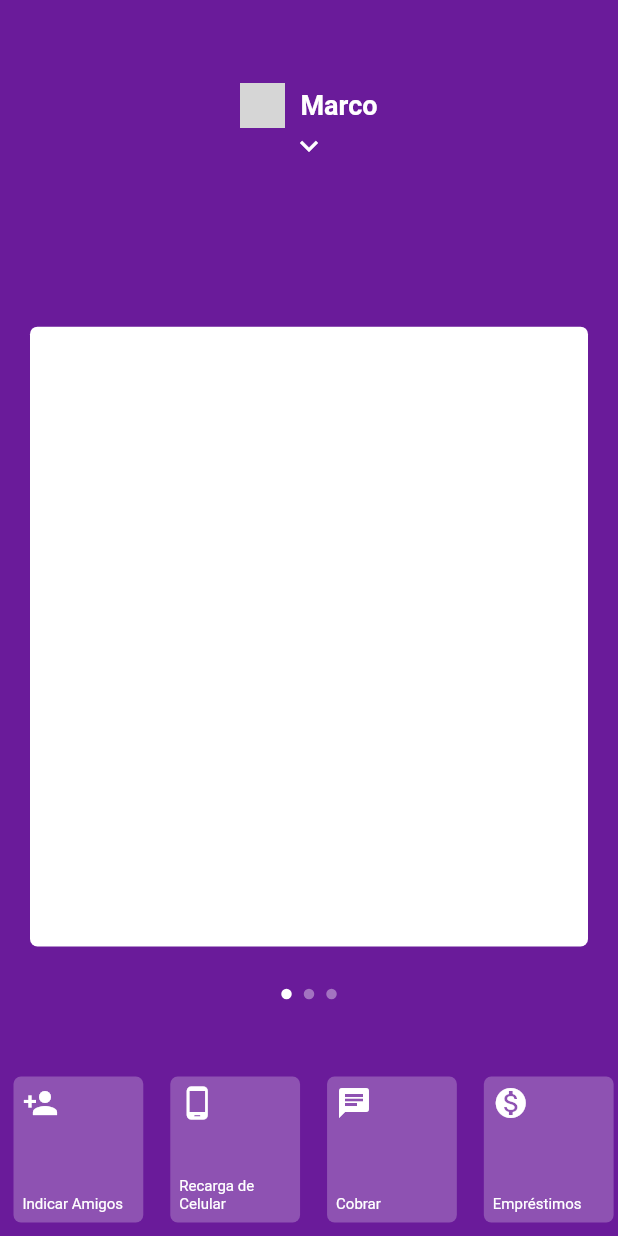
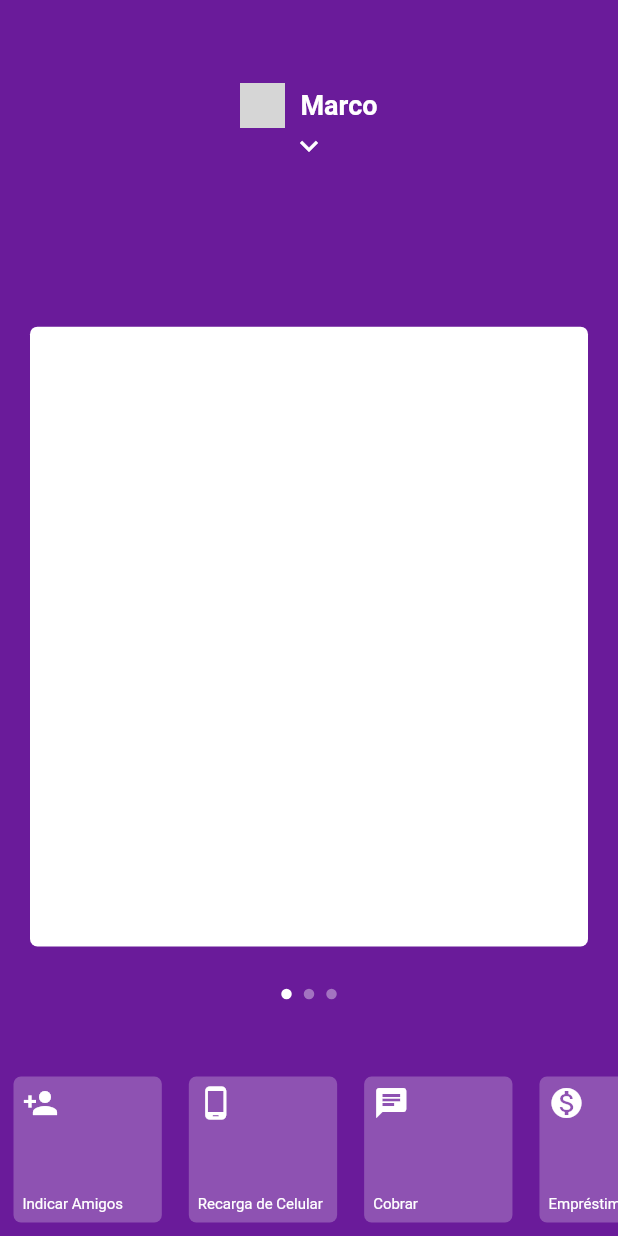
Before and after one commit to marcoalvesalmeida/flutter-nubank-clone, a Flutter app: the screen it shows after launch, on a phone screen of 412 x 824 dp. Run offline on Flutter 3.47's test engine with Material 2 defaults, Android fonts, the phone set to English and light mode, and no system bars; network calls fail; grey boxes are pictures that could not be loaded.

Commit message:
Fix bugs

```diff
--- a/lib/pages/home/widgets/item_menu_bottom.dart
+++ b/lib/pages/home/widgets/item_menu_bottom.dart
@@ -11,7 +11,7 @@ class ItemMenuBottom extends StatelessWidget {
     return Padding(
       padding: const EdgeInsets.all(9),
       child: Container(
-        width: _screenWidth * .21,
+        width: _screenWidth * .24,
         decoration: BoxDecoration(
           borderRadius: BorderRadius.circular(5),
           color: Colors.white24,
--- a/lib/pages/home/widgets/my_menu_bottom.dart
+++ b/lib/pages/home/widgets/my_menu_bottom.dart
@@ -14,6 +14,8 @@ class MyMenuBottom extends StatelessWidget {
       height: _screenHeigth * 0.14,
       right: 0,
       left: 0,
+      child: IgnorePointer(
+        ignoring: showMenu,
               child: AnimatedOpacity(
           duration: Duration(milliseconds: 150),
           opacity: !showMenu ? 1 : 0,
@@ -63,6 +65,7 @@ class MyMenuBottom extends StatelessWidget {
             ),
           ),
         ),
+      ),
     );
   }
 }
```
Lines whose indentation alone changed are shown as unchanged.
